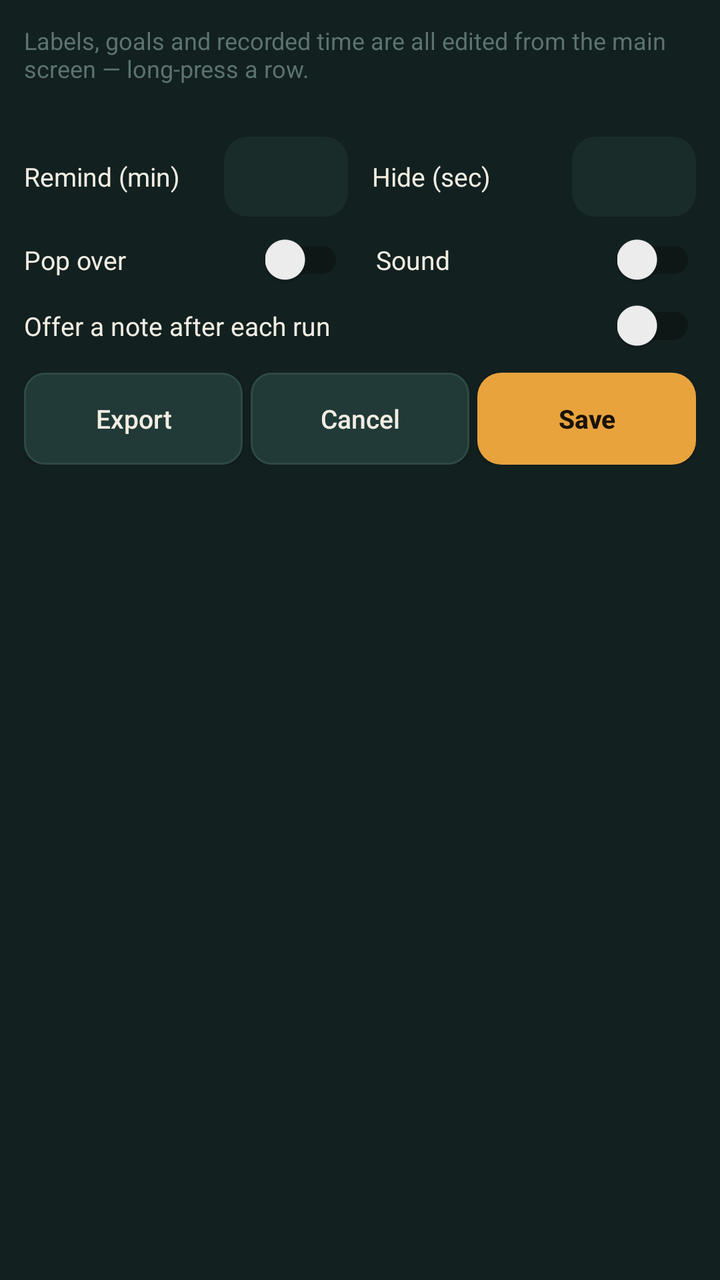
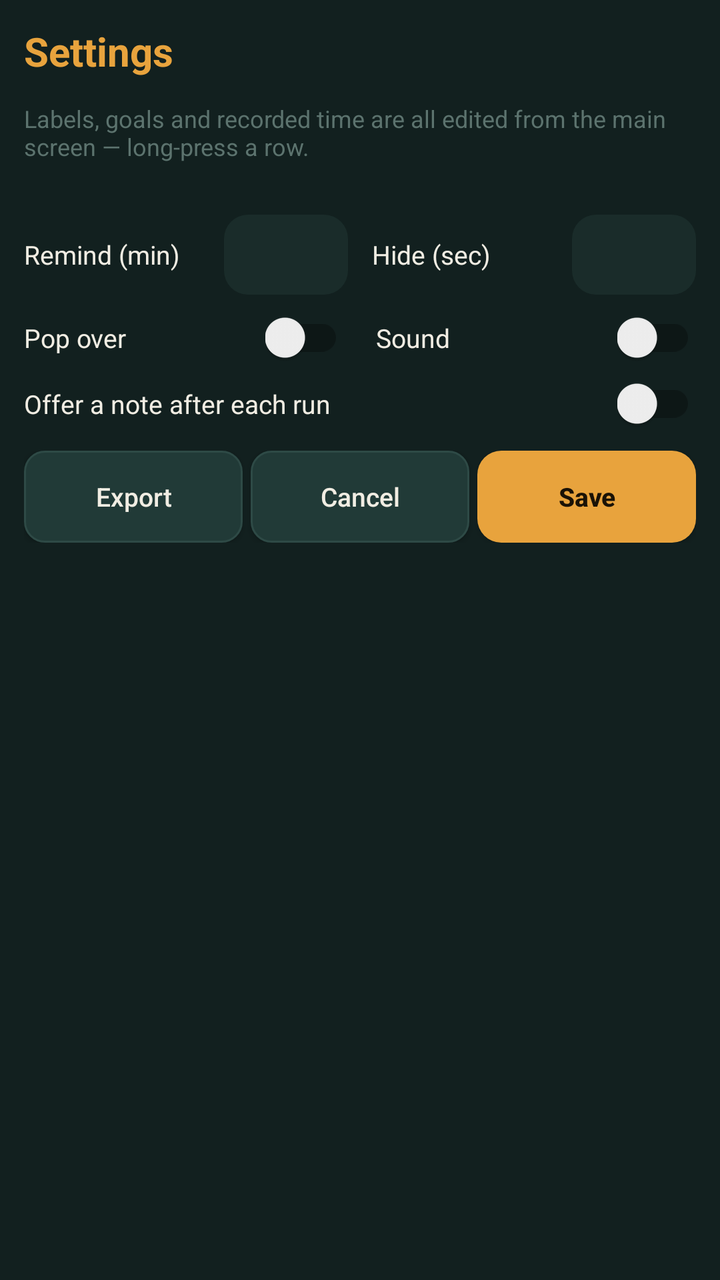

The first picture is an Android layout as it rendered before a commit; the second is the same layout after the commit. The layout source and the unified diff follow.
<!-- AndroidManifest.xml: application theme Theme.FocusLedger -->
<!-- res/layout/activity_settings.xml -->
<?xml version="1.0" encoding="utf-8"?>
<LinearLayout xmlns:android="http://schemas.android.com/apk/res/android"
    android:layout_width="match_parent"
    android:layout_height="match_parent"
    android:orientation="vertical"
    android:background="#12201F"
    android:padding="12dp">

    <TextView
        android:layout_width="match_parent"
        android:layout_height="wrap_content"
        android:text="Labels, goals and recorded time are all edited from the main screen \u2014 long-press a row."
        android:textColor="#5C736E"
        android:textSize="12sp"
        android:layout_marginBottom="16dp" />

    
    <LinearLayout
        android:layout_width="match_parent" android:layout_height="wrap_content"
        android:orientation="horizontal" android:gravity="center_vertical"
        android:layout_marginTop="10dp">
        <TextView
            android:layout_width="0dp" android:layout_weight="1"
            android:layout_height="wrap_content"
            android:text="Remind (min)"
            android:textColor="#F1EDE3" android:textSize="13sp" />
        <EditText
            android:id="@+id/editInterval"
            android:layout_width="62dp" android:layout_height="40dp"
            android:gravity="center" android:inputType="number"
            android:textColor="#F1EDE3" android:textSize="14sp"
            android:background="@drawable/bg_row_track"
            android:importantForAutofill="no"
            android:layout_marginEnd="12dp" />
        <TextView
            android:layout_width="0dp" android:layout_weight="1"
            android:layout_height="wrap_content"
            android:text="Hide (sec)"
            android:textColor="#F1EDE3" android:textSize="13sp" />
        <EditText
            android:id="@+id/editTimeout"
            android:layout_width="62dp" android:layout_height="40dp"
            android:gravity="center" android:inputType="number"
            android:textColor="#F1EDE3" android:textSize="14sp"
            android:background="@drawable/bg_row_track"
            android:importantForAutofill="no" />
    </LinearLayout>

    
    <LinearLayout
        android:layout_width="match_parent" android:layout_height="wrap_content"
        android:orientation="horizontal" android:gravity="center_vertical"
        android:layout_marginTop="8dp">
        <TextView
            android:layout_width="0dp" android:layout_weight="1"
            android:layout_height="wrap_content"
            android:text="Pop over"
            android:textColor="#F1EDE3" android:textSize="13sp" />
        <androidx.appcompat.widget.SwitchCompat
            android:id="@+id/switchHeadsUp"
            android:layout_width="wrap_content" android:layout_height="wrap_content"
            android:layout_marginEnd="16dp" />
        <TextView
            android:layout_width="0dp" android:layout_weight="1"
            android:layout_height="wrap_content"
            android:text="Sound"
            android:textColor="#F1EDE3" android:textSize="13sp" />
        <androidx.appcompat.widget.SwitchCompat
            android:id="@+id/switchSound"
            android:layout_width="wrap_content" android:layout_height="wrap_content" />
    </LinearLayout>

    <LinearLayout
        android:layout_width="match_parent" android:layout_height="wrap_content"
        android:orientation="horizontal" android:gravity="center_vertical"
        android:layout_marginTop="6dp">
        <TextView
            android:layout_width="0dp" android:layout_weight="1"
            android:layout_height="wrap_content"
            android:text="Offer a note after each run"
            android:textColor="#F1EDE3" android:textSize="13sp" />
        <androidx.appcompat.widget.SwitchCompat
            android:id="@+id/switchNote"
            android:layout_width="wrap_content" android:layout_height="wrap_content" />
    </LinearLayout>

    
    <LinearLayout
        android:layout_width="match_parent" android:layout_height="wrap_content"
        android:orientation="horizontal" android:weightSum="3"
        android:layout_marginTop="10dp">
        <Button
            android:id="@+id/btnExport"
            android:layout_width="0dp" android:layout_weight="1"
            android:layout_height="46dp" android:layout_marginEnd="4dp"
            android:text="Export" android:textAllCaps="false"
            android:textColor="#F1EDE3" android:textSize="13sp"
            android:background="@drawable/bg_button_small" />
        <Button
            android:id="@+id/btnCancel"
            android:layout_width="0dp" android:layout_weight="1"
            android:layout_height="46dp" android:layout_marginEnd="4dp"
            android:text="Cancel" android:textAllCaps="false"
            android:textColor="#F1EDE3" android:textSize="13sp"
            android:background="@drawable/bg_button_small" />
        <Button
            android:id="@+id/btnSave"
            android:layout_width="0dp" android:layout_weight="1"
            android:layout_height="46dp"
            android:text="Save" android:textAllCaps="false"
            android:textColor="#1A1206" android:textSize="13sp"
            android:textStyle="bold"
            android:background="@drawable/bg_button_work" />
    </LinearLayout>

</LinearLayout>
<!-- resources referenced by this layout -->
<resources>
  <!-- drawable bg_button_small (drawable) -->
  <?xml version="1.0" encoding="utf-8"?>
  <shape xmlns:android="http://schemas.android.com/apk/res/android" android:shape="rectangle">
      <solid android:color="#213A37" />
      <corners android:radius="10dp" />
      <stroke android:width="1dp" android:color="#2E4A46" />
  </shape>
  <!-- drawable bg_button_work (drawable) -->
  <?xml version="1.0" encoding="utf-8"?>
  <shape xmlns:android="http://schemas.android.com/apk/res/android" android:shape="rectangle">
      <solid android:color="#E8A33D" />
      <corners android:radius="12dp" />
  </shape>
  <!-- drawable bg_row_track (drawable) -->
  <?xml version="1.0" encoding="utf-8"?>
  <shape xmlns:android="http://schemas.android.com/apk/res/android" android:shape="rectangle">
      <solid android:color="#1A2C2A" />
      <corners android:radius="12dp" />
  </shape>
  <style name="Theme.FocusLedger" parent="Theme.AppCompat.DayNight.NoActionBar">
          <item name="colorPrimary">#E8A33D</item>
          <item name="colorPrimaryDark">#12201F</item>
          <item name="colorAccent">#6FAFC4</item>
          <item name="android:windowBackground">#12201F</item>
      </style>
</resources>

<!-- the commit's change to res/layout/activity_settings.xml (unified diff, before → after) -->
@@ -5,6 +5,15 @@
     android:orientation="vertical"
     android:background="#12201F"
     android:padding="12dp">
+
+    <TextView
+        android:layout_width="match_parent"
+        android:layout_height="wrap_content"
+        android:text="Settings"
+        android:textColor="#E8A33D"
+        android:textSize="20sp"
+        android:textStyle="bold"
+        android:layout_marginBottom="12dp" />
 
     <TextView
         android:layout_width="match_parent"
